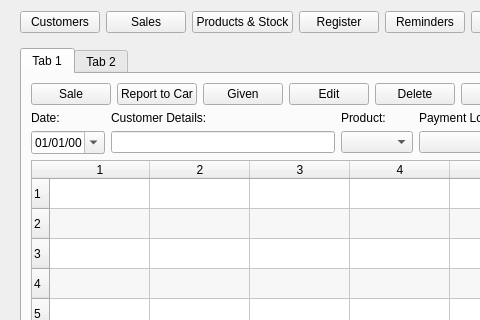
Above: h2open/form.ui from OrhanYigitDurmaz/h2open-desktop before the change; both pictures show x 0 to 480 and y 0 to 320 of the 1280 by 720 pixel window. Below: the same form after it.
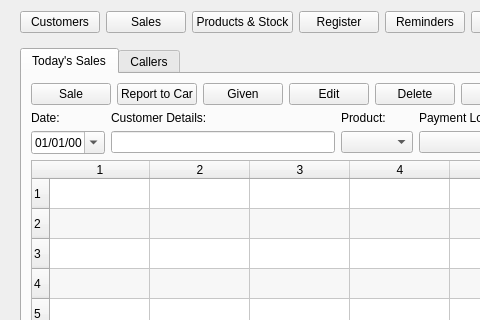
That is the form after the change. Icons and pictures are not drawn.

What changed in the file:
```diff
--- a/h2open/form.ui
+++ b/h2open/form.ui
@@ -49,7 +49,7 @@
          </property>
          <widget class="QWidget" name="tab">
           <attribute name="title">
-           <string>Tab 1</string>
+           <string>Today's Sales</string>
           </attribute>
           <layout class="QGridLayout" name="gridLayout_4">
            <item row="0" column="0">
@@ -306,7 +306,7 @@
          </widget>
          <widget class="QWidget" name="tab_2">
           <attribute name="title">
-           <string>Tab 2</string>
+           <string>Callers</string>
           </attribute>
          </widget>
         </widget>
```
Left out of the diff: 3 changed lines with no effect on the pictures.
